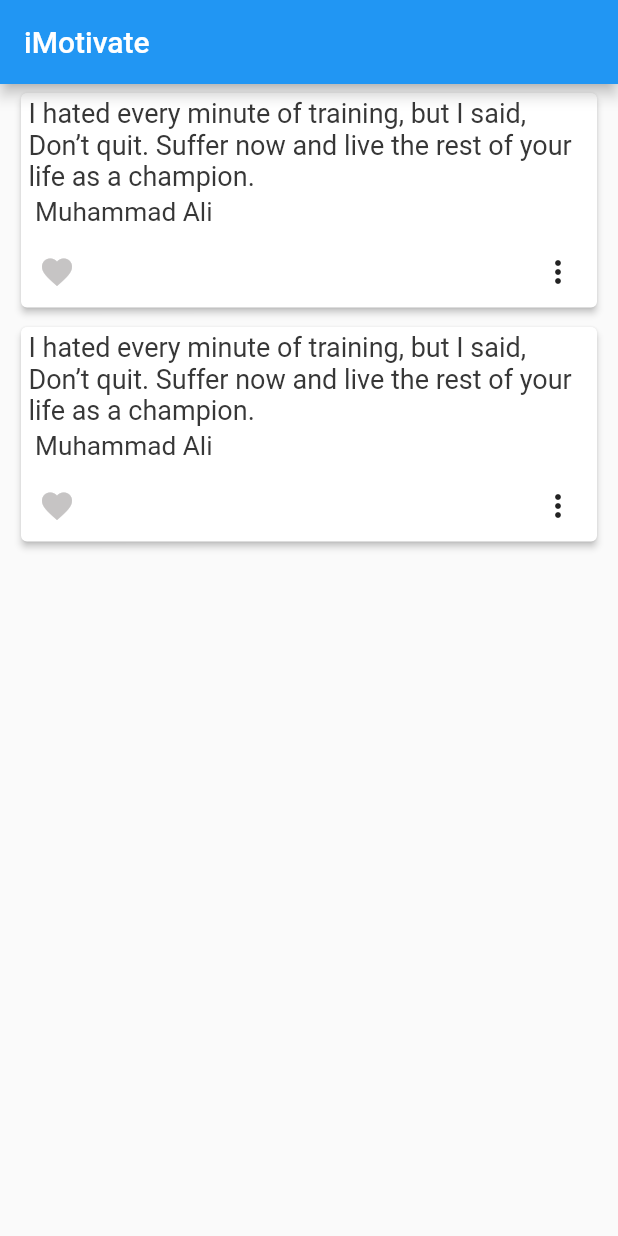
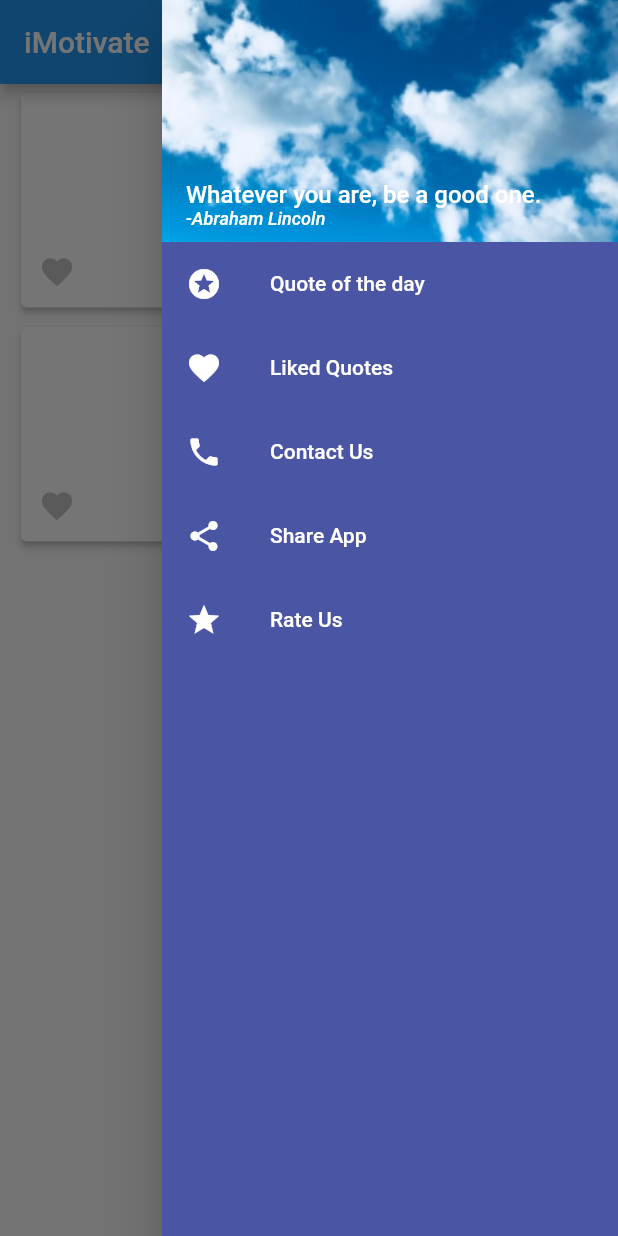
Before and after one commit to Caephas/QuotesApp, a Flutter app: the screen it shows after launch, with the side drawer open (before the commit the screen has no drawer), on a phone screen of 412 x 824 dp. Run offline on Flutter 3.47's test engine with Material 2 defaults, Android fonts, the phone set to English and light mode, and no system bars; our stand-ins replace splashscreen; Roboto replaces fonts that are missing (ComicNeue).

Commit message:
added the navigation drawer

```diff
--- a/lib/screens/hom_screen.dart
+++ b/lib/screens/hom_screen.dart
@@ -1,4 +1,8 @@
+
+import 'dart:ui';
+
 import 'package:flutter/material.dart';
+import 'package:flutter/widgets.dart';
 class MyHomePage extends StatefulWidget {
 
   @override
@@ -10,9 +14,15 @@
   static const heartLikedColor = const Color(0xfff44336);
   static const heartUnLikedColor = const Color(0xffc6c4c4);
   Color favorite = heartUnLikedColor;
-  static const textColor = const Color(0xff373737);
+//  static const textColor = const Color(0xff373737);
+
+  static const textColorWhite = const Color(0xffffffff);
+  static const iconColor = const Color(0xffffffff);
+  static const themeColor = const Color(0xff4a55a4);
 
   String value;
+  String dailyQuote = "Whatever you are, be a good one.";
+  String author = "-Abraham Lincoln";
   static const popItem = <String>['Expand', 'Copy', 'Share'];
   static List<PopupMenuItem<String>> _pop = popItem.map((String val) =>
       PopupMenuItem<String>(
@@ -26,6 +36,10 @@
     } else {
       return heartUnLikedColor;
     }
+  }
+
+  void close(BuildContext context){
+    Navigator.pop(context);
   }
 
   showQuotesDialog({String quotes, String author, BuildContext context}) {
@@ -228,10 +242,141 @@
 
 
 
-
   @override
   Widget build(BuildContext context) {
     return Scaffold(
+        endDrawer: Drawer(
+            child: Container(
+              decoration: BoxDecoration(
+                  color: themeColor
+              ),
+              child: ListView(
+                padding: EdgeInsets.zero,
+                children: <Widget>[
+                  DrawerHeader(
+                    margin: EdgeInsets.zero,
+                    child: Column(
+                      mainAxisSize: MainAxisSize.min,
+                      mainAxisAlignment: MainAxisAlignment.end,
+                      children: <Widget>[
+                        Align(
+                          child: Text(
+                            dailyQuote,
+                            style: TextStyle(
+                              color: textColorWhite,
+                              fontSize: 16,
+                            ),
+                          ),
+                          alignment: Alignment.bottomLeft,
+                        ),
+                        Align(
+                          child: Text(
+                            author,
+                            style: TextStyle(
+                                color: textColorWhite,
+                                fontSize: 12,
+                                fontStyle: FontStyle.italic
+                            ),
+                          ),
+                          alignment: Alignment.bottomLeft,
+                        )
+                      ],
+                    ),
+                    decoration: BoxDecoration(
+                        color: themeColor,
+                        image: DecorationImage(
+                            image: AssetImage(
+                                "assets/sky.png"
+                            ),
+                            fit: BoxFit.cover
+                        )
+                    ),
+                  ),
+                  Container(
+                    margin: EdgeInsets.zero,
+                    child: Column(
+                      children: <Widget>[
+                        ListTile(
+                          leading: Icon(
+                            Icons.stars,
+                            color: iconColor,
+                          ),
+                          title: Text(
+                            "Quote of the day",
+                            style: TextStyle(
+                                color: textColorWhite
+                            ),
+                          ),
+                          onTap: () {
+                            close(context);
+                          },
+                        ),
+                        ListTile(
+                          leading: Icon(
+                              Icons.favorite,
+                              color: iconColor),
+                          title: Text(
+                            "Liked Quotes",
+                            style: TextStyle(
+                                color: textColorWhite
+                            ),
+                          ),
+                          onTap: () {
+                            close(context);
+                          },
+                        ),
+                        ListTile(
+                          leading: Icon(
+                              Icons.phone,
+                              color: iconColor
+                          ),
+                          title: Text(
+                            "Contact Us",
+                            style: TextStyle(
+                                color: textColorWhite
+                            ),
+                          ),
+                          onTap: () {
+                            close(context);
+                          },
+                        ),
+                        ListTile(
+                          leading: Icon(
+                              Icons.share,
+                              color: iconColor
+                          ),
+                          title: Text(
+                            "Share App",
+                            style: TextStyle(
+                                color: textColorWhite
+                            ),
+                          ),
+                          onTap: () {
+                            close(context);
+                          },
+                        ),
+                        ListTile(
+                          leading: Icon(
+                              Icons.star,
+                              color: iconColor
+                          ),
+                          title: Text(
+                            "Rate Us",
+                            style: TextStyle(
+                                color: textColorWhite
+                            ),
+                          ),
+                          onTap: () {
+                            close(context);
+                          },
+                        )
+                      ],
+                    ),
+                  )
+                ],
+              ),
+            )
+        ),
         appBar: AppBar(
           title: Text("iMotivate"),
         ),
@@ -257,7 +402,7 @@
                               text: "I hated every minute of training, but I said, Don’t quit. Suffer now and live the rest of your life as a champion.",
                               style: TextStyle(
                                   fontSize: 18.0,
-                                  color: textColor
+                                  color: textColorWhite
                               )
                           )),),
                         SizedBox(height: 3.0,),
@@ -265,7 +410,7 @@
                           child: Text(" Muhammad Ali",
                             style: TextStyle(
                                 fontSize: 17.5,
-                                color: textColor
+                                color: textColorWhite
                             ),),
                         ),
                         SizedBox(height: 5.0,),
@@ -300,4 +445,5 @@
             })
     );
   }
+
 }
--- a/pubspec.yaml
+++ b/pubspec.yaml
@@ -46,6 +46,7 @@
   uses-material-design: true
   assets:
     - assets/waterfall.jpg
+    - assets/sky.png
     - assets/splash_screen.png
 
   # To add assets to your application, add an assets section, like this:
```
Also changed, not shown: assets/sky.png (added).
